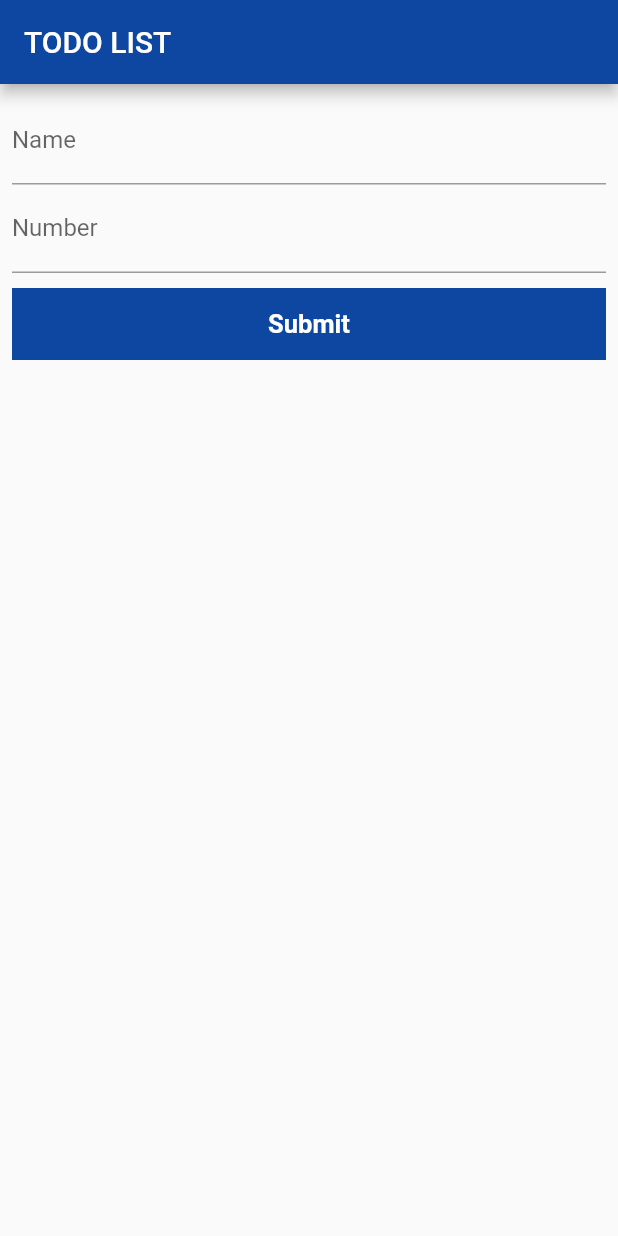
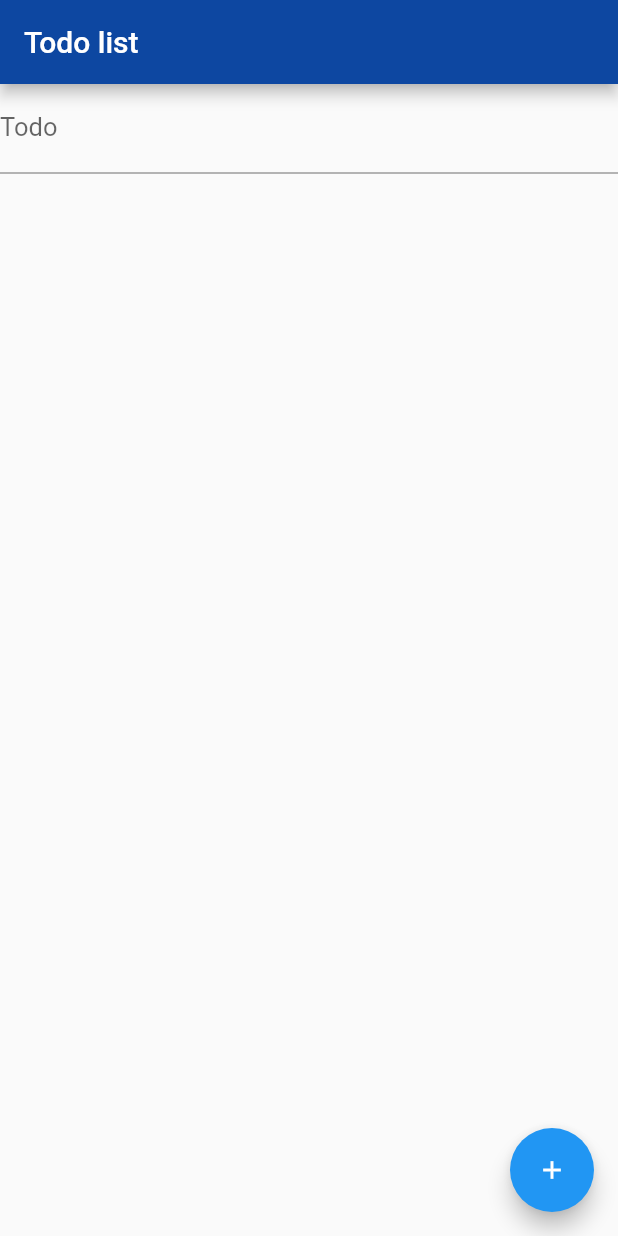
Before and after one commit to Ridwan481/Todo_listApp, a Flutter app: the screen it shows after launch, on a phone screen of 412 x 824 dp. Run offline on Flutter 3.47's test engine with Material 2 defaults, Android fonts, the phone set to English and light mode, and no system bars.

Commit message:
new update

```diff
--- a/lib/Todo_Helper.dart
+++ b/lib/Todo_Helper.dart
@@ -1,5 +1,5 @@
-class DemoCode {
-  String name;
-  String contact;
-  DemoCode({this.name, this.contact});
+class TodoModel {
+  String todo;
+
+  TodoModel({this.todo});
 }
--- a/lib/main.dart
+++ b/lib/main.dart
@@ -2,14 +2,18 @@ import 'package:flutter/material.dart';
 import 'package:todo_list/Todo_Helper.dart';
 
 void main() {
-  runApp(MyApp());
+  runApp(MyHomePage());
 }
 
 //thank you for beean patent with me i have issus with my github account
 //and also thank for your timee
 
-class MyApp extends StatelessWidget {
-  // This widget is the root of your application.
+class MyHomePage extends StatefulWidget {
+  @override
+  _MyHomePageState createState() => _MyHomePageState();
+}
+
+class _MyHomePageState extends State<MyHomePage> {
   @override
   Widget build(BuildContext context) {
     return MaterialApp(
@@ -19,81 +23,68 @@ class MyApp extends StatelessWidget {
           // is not restarted.
           primaryColor: Colors.blue.shade900,
         ),
-      home: MyHomePage(title: 'TODO LIST'),
-    );
+        home: Todolist());
+
+    //
   }
 }
 
-class MyHomePage extends StatefulWidget {
-  MyHomePage({Key key, this.title}) : super(key: key);
-
-  final String title;
-
+class Todolist extends StatefulWidget {
   @override
-  _MyHomePageState createState() => _MyHomePageState();
+  _TodolistState createState() => _TodolistState();
 }
 
-class _MyHomePageState extends State<MyHomePage> {
-  DemoCode _demoCode = DemoCode();
-  List<DemoCode> _list = [];
-  final _formKey = GlobalKey<FormState>();
+TodoModel _todoModel = TodoModel();
+List<TodoModel> _list = [];
+final _formkey = GlobalKey<FormState>();
 
-  @override
-  Widget build(BuildContext context) {
-    return Scaffold(
-      appBar: AppBar(
-        brightness: Brightness.dark,
-        title: Text(widget.title),
-      ),
-      body: Padding(
-        padding: const EdgeInsets.all(8.0),
-        child: Column(
-          mainAxisAlignment: MainAxisAlignment.start,
-          children: <Widget>[_container(), _button(), listbiulder(context)],
-        ),
+class _TodolistState extends State<Todolist> {
+  void _todosubmit() {
+    var form = _formkey.currentState;
+    if (form.validate()) {
+      form.save();
+      _list.add(TodoModel(todo: _todoModel.todo));
+      form.reset();
+      print(_todoModel.todo);
+    }
+  }
+
+  Widget _todoBoutton() => FloatingActionButton(
+        onPressed: _todosubmit,
+        child: Icon(Icons.add, size: 20, color: Colors.white),
+      );
+
+  Widget _todobody() => Container(
+        child: TextFormField(
+          decoration: InputDecoration(
+              labelText: 'Todo',
+              labelStyle: TextStyle(
+                fontSize: 17,
+              )),
+          onSaved: (onsave) => setState(() => _todoModel.todo = onsave),
+          validator: (valid) => valid.isEmpty ? 'insert Todo ' : null,
         ),
       );
-  }
 
-  listbiulder(BuildContext context) {
-    return Expanded(
+  Widget _todooutput() => Flexible(
         child: Container(
+          height: MediaQuery.of(context).size.height,
           child: ListView.builder(
               itemCount: _list.length,
-            itemBuilder: (cnt, i) {
-              return Padding(
-                padding: EdgeInsets.all(8),
-                child: Dismissible(
-                  key: Key(_list[i].name),
-                  onDismissed: (d) {
-                    _list.removeAt(i);
-                    SnackBar(content: Text(_list[i].name));
-                    showDialog(context: context);
+              itemBuilder: (context, index) {
+                return Dismissible(
+                  key: Key(_list[index].todo),
+                  onDismissed: (derection) {
+                    _list.removeAt(index);
                   },
                   child: Card(
-                    child: ListTile(
-                      leading: CircleAvatar(
-                        backgroundColor: Theme.of(context).primaryColor,
-                        child: Icon(
-                          Icons.person,
-                          color: Colors.white,
-                          size: 23,
-                        ),
-                      ),
-                      title: Text(
-                        _list[i].name.toUpperCase(),
+                    margin: EdgeInsets.all(12),
+                    child: Padding(
+                      padding: const EdgeInsets.all(8.0),
+                      child: Text(
+                        _list[index].todo,
                         style: TextStyle(
-                            fontWeight: FontWeight.bold,
-                            color: Colors.black,
-                            fontStyle: FontStyle.normal,
-                            fontSize: 18),
-                      ),
-                      subtitle: Text(
-                        _list[i].contact,
-                        style: TextStyle(
-                          color: Colors.grey,
-                          fontStyle: FontStyle.normal,
-                        ),
+                          fontSize: 25,
                         ),
                       ),
                     ),
@@ -102,55 +93,26 @@ class _MyHomePageState extends State<MyHomePage> {
               }),
         ),
       );
-  }
 
-  _container() => Form(
-        key: _formKey,
-        child: Container(
+  @override
+  Widget build(BuildContext context) {
+    return Scaffold(
+      floatingActionButton: _todoBoutton(),
+      appBar: AppBar(
+        title: Text('Todo list'),
+      ),
+      body: Form(
+        key: _formkey,
         child: Column(
           children: [
-              TextFormField(
-                decoration: InputDecoration(
-                  labelText: 'Name',
-                ),
-                onSaved: (s) => setState(() => _demoCode.name = s),
-                validator: (vl) => vl.isEmpty ? 'inser your name' : null,
-              ),
-              TextFormField(
-                keyboardType: TextInputType.number,
-                decoration: InputDecoration(
-                  labelText: 'Number',
-                ),
-                validator: (vl) => vl.isEmpty ? 'inser your name' : null,
-                onSaved: (s) => setState(() => _demoCode.contact = s),
-              ),
+            _todobody(),
             SizedBox(
               height: 10,
             ),
+            _todooutput()
           ],
         ),
       ),
     );
-
-  _button() => Container(
-        width: double.infinity,
-        color: Theme.of(context).primaryColor,
-        child: FlatButton(
-          onPressed: _submit,
-          child: Text(
-            'Submit',
-            style: TextStyle(
-                fontSize: 17, fontWeight: FontWeight.bold, color: Colors.white),
-          ),
-        ),
-      );
-
-  _submit() {
-    var form = _formKey.currentState;
-    if (form.validate()) {
-      form.save();
-      _list.add(DemoCode(contact: _demoCode.contact, name: _demoCode.name));
-      form.reset();
   }
 }
-}
```
Lines whose indentation alone changed are shown as unchanged.
